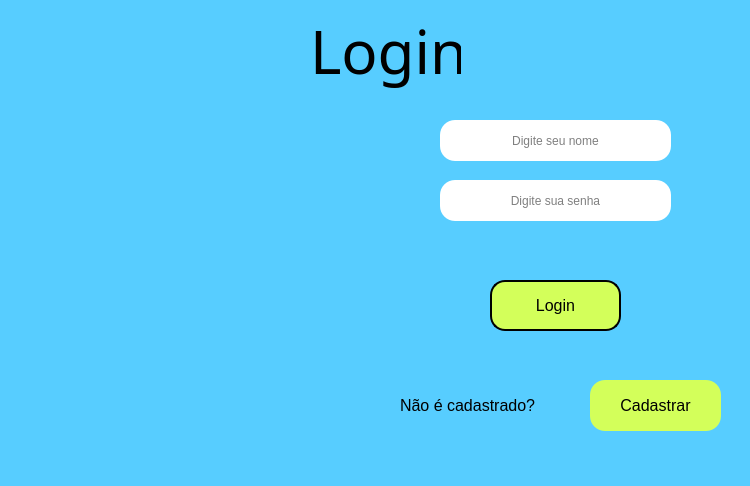
Above: tela_login.ui from ImpactPark/Cadastro_Produtos before the change. Below: the same form after it.
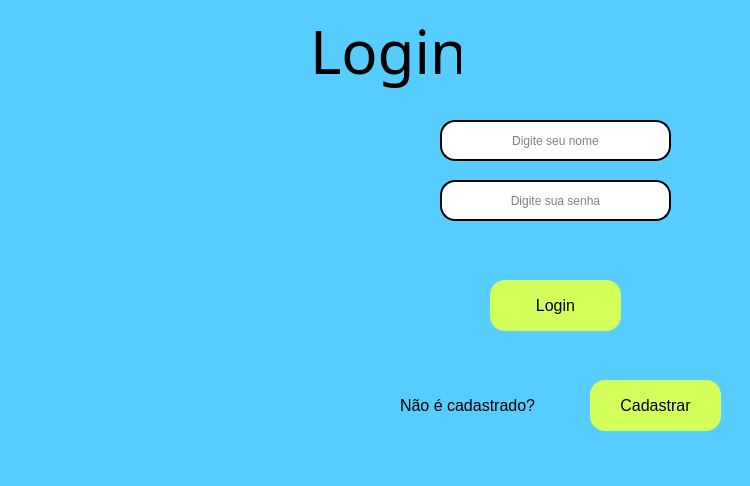
That is the form after the change. Icons and pictures are not drawn.

The edit to the form file:
```diff
--- a/tela_login.ui
+++ b/tela_login.ui
@@ -39,7 +39,7 @@
      <string notr="true">background-color: rgb(255, 255, 255);
 font: 12pt &quot;Microsoft YaHei UI&quot;;
 border-radius: 15px;
-border-stule: outset;
+border-style: outset;
 border-width: 2px;
 border-color: rgb(0, 0, 0);
 font: 12pt &quot;Microsoft YaHei UI&quot;;
@@ -101,7 +101,7 @@
      <string notr="true">background-color: rgb(211, 255, 90);
 border-color: rgb(0, 0, 0);
 border-radius: 15px;
-border-style: outset;
+border-stule: outset;
 border-width: 2px;
 border-color: rgb(0, 0, 0);</string>
     </property>
@@ -120,12 +120,14 @@
     </property>
     <property name="styleSheet">
      <string notr="true">background-color: rgb(255, 255, 255);
+font: 12pt &quot;Microsoft YaHei UI&quot;;
 border-radius: 15px;
-border-stule: outset;
+border-style: outset;
 border-width: 2px;
 border-color: rgb(0, 0, 0);
 font: 12pt &quot;Microsoft YaHei UI&quot;;
 
+
 </string>
     </property>
     <property name="text">
```
Left out of the diff: 10 changed lines with no effect on the pictures.
